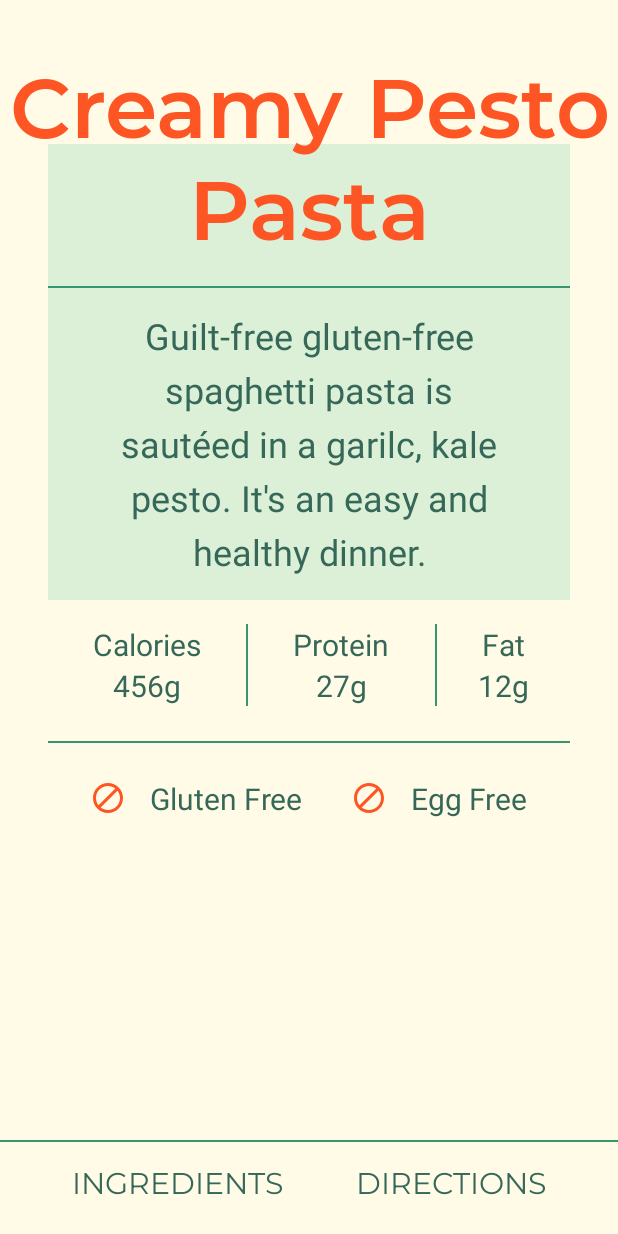
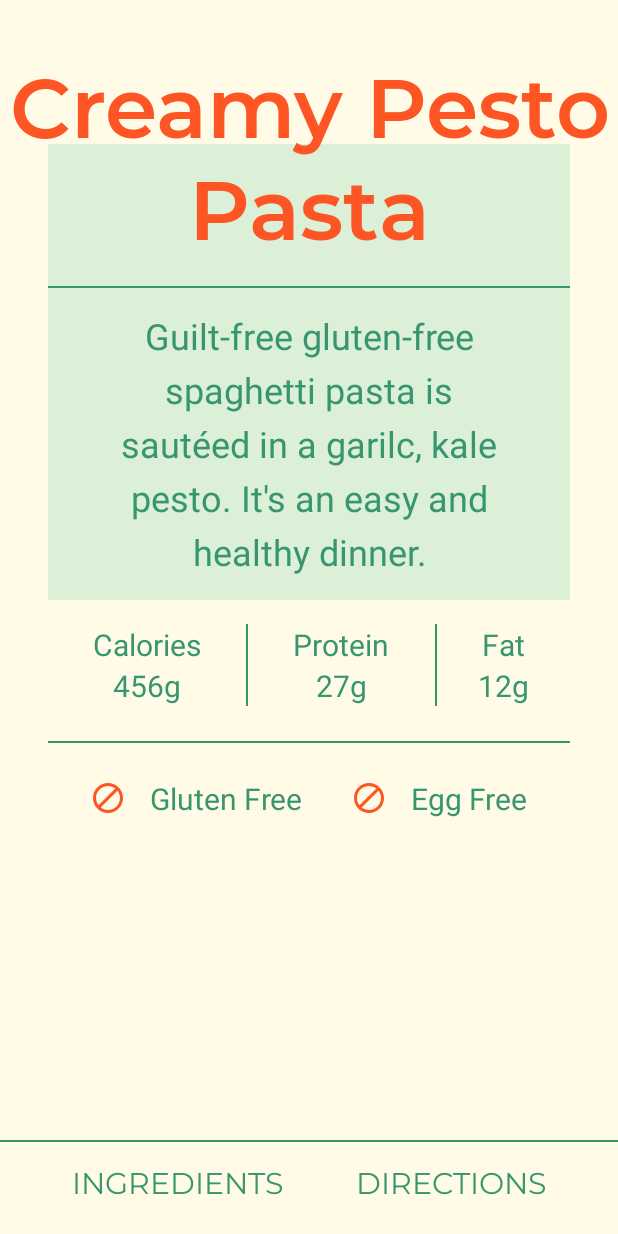
Before and after one commit to otormaigh/basil-android, an Android app: the screen it shows after launch (RecipeMainActivity), on a phone screen of 412 x 824 dp. Run offline under Robolectric (Android 15) with nearby library versions, the phone set to English and light mode, and no system bars; Roboto replaces fonts that are not available here.

Commit message:
convert project to use androidx packages

```diff
--- a/app/build.gradle
+++ b/app/build.gradle
@@ -11,7 +11,7 @@ android {
     }
   }
 
-  compileSdkVersion 27
+  compileSdkVersion 'android-P'
   defaultConfig {
     applicationId "ie.pennylabs.x.basil"
     minSdkVersion 21
@@ -67,8 +67,7 @@ spoon {
 
 dependencies {
   implementation "org.jetbrains.kotlin:kotlin-stdlib-jdk7:$Deps.kotlin"
-  implementation "com.android.support:appcompat-v7:$Deps.support"
-  implementation "com.android.support:design:$Deps.support"
+  implementation 'com.google.android.material:material:1.0.0-alpha1'
   implementation 'com.android.support.constraint:constraint-layout:1.1.0'
 
   testImplementation 'junit:junit:4.12'
--- a/app/src/main/java/ie/pennylabs/x/basil/feature/recipe/RecipeMainActivity.kt
+++ b/app/src/main/java/ie/pennylabs/x/basil/feature/recipe/RecipeMainActivity.kt
@@ -1,8 +1,9 @@
 package ie.pennylabs.x.basil.feature.recipe
 
+import android.app.Activity
 import android.os.Bundle
-import android.support.design.widget.BottomSheetBehavior
-import android.support.v7.app.AppCompatActivity
+import androidx.appcompat.app.AppCompatActivity
+import com.google.android.material.bottomsheet.BottomSheetBehavior
 import ie.pennylabs.x.basil.R
 import kotlinx.android.synthetic.main.activity_recipe_main.*
 
--- a/app/src/main/res/layout/activity_recipe_main.xml
+++ b/app/src/main/res/layout/activity_recipe_main.xml
@@ -1,5 +1,5 @@
 <?xml version="1.0" encoding="utf-8"?>
-<android.support.design.widget.CoordinatorLayout xmlns:android="http://schemas.android.com/apk/res/android"
+<androidx.coordinatorlayout.widget.CoordinatorLayout xmlns:android="http://schemas.android.com/apk/res/android"
   xmlns:app="http://schemas.android.com/apk/res-auto"
   android:id="@+id/coordinatorRoot"
   android:layout_width="match_parent"
@@ -41,7 +41,7 @@
       android:text="Creamy Pesto Pasta"
       android:textAlignment="center"
       android:textAppearance="@style/TextAppearance.AppCompat.Display3"
-      android:textColor="@color/secondary_800"
+      android:textColor="@color/secondary_500"
       app:layout_constraintEnd_toEndOf="parent"
       app:layout_constraintStart_toStartOf="parent"
       app:layout_constraintTop_toTopOf="parent" />
@@ -199,5 +199,5 @@
     android:layout_height="match_parent"
     android:background="@color/bg_recipe_detail"
     app:behavior_peekHeight="@dimen/vertical_margin_quad"
-    app:layout_behavior="android.support.design.widget.BottomSheetBehavior" />
-</android.support.design.widget.CoordinatorLayout>
+    app:layout_behavior="com.google.android.material.bottomsheet.BottomSheetBehavior" />
+</androidx.coordinatorlayout.widget.CoordinatorLayout>
--- a/app/src/main/res/values/colors.xml
+++ b/app/src/main/res/values/colors.xml
@@ -1,13 +1,12 @@
 <?xml version="1.0" encoding="utf-8"?>
 <resources>
-  <color name="colorPrimary">@color/primary_800</color>
-  <color name="colorPrimaryDark">#CCC8B4</color>
-  <color name="colorAccent">#FFFBE6</color>
-
   <color name="primary_800">#356859</color>
   <color name="primary_500">#37966F</color>
   <color name="primary_100">#B9E4C9</color>
-  <color name="secondary_800">#FD5523</color>
+  <color name="secondary_800">#C21900</color>
+  <color name="secondary_500">#FD5523</color>
+  <color name="secondary_100">#FF8851</color>
+  <color name="colorAccent">#FFFBE6</color>
 
   <color name="bg_recipe_detail">#F2FFFBE6</color>
 </resources>
--- a/app/src/main/res/values/styles.xml
+++ b/app/src/main/res/values/styles.xml
@@ -1,14 +1,18 @@
-<resources xmlns:tools="http://schemas.android.com/tools">
+<resources>
 
-  <style name="AppTheme" parent="Theme.AppCompat.Light.NoActionBar">
-    <item name="colorPrimary">@color/colorPrimary</item>
-    <item name="colorPrimaryDark">@color/colorPrimaryDark</item>
+  <style name="AppTheme" parent="Theme.MaterialComponents.NoActionBar">
+    <item name="colorPrimary">@color/primary_500</item>
+    <item name="colorPrimaryLight">@color/primary_100</item>
+    <item name="colorPrimaryDark">@color/primary_800</item>
+    <item name="colorSecondary">@color/secondary_800</item>
+    <item name="colorSecondaryLight">@color/secondary_100</item>
+    <item name="colorSecondaryDark">@color/secondary_800</item>
     <item name="colorAccent">@color/colorAccent</item>
+
     <item name="android:fontFamily">@font/montserrat</item>
-    <item name="android:textColor">@color/colorPrimary</item>
+    <item name="android:textColor">@color/primary_500</item>
 
     <item name="android:windowBackground">@color/colorAccent</item>
-    <item name="android:windowLightStatusBar" tools:targetApi="23">true</item>
   </style>
 
 </resources>
--- a/buildSrc/src/main/java/Deps.kt
+++ b/buildSrc/src/main/java/Deps.kt
@@ -3,7 +3,7 @@ object Deps {
   const val kotlin = "1.2.41"
 
   // com.android.support
-  const val support = "27.1.1"
+  const val support = "28.0.0-alpha1"
 
   // com.android.support.test
   const val support_test = "1.0.2"
```
Also changed, not shown: app/src/main/java/ie/pennylabs/x/basil/MainActivity.kt (deleted, +0 -12 lines), app/src/main/res/layout/activity_main.xml (deleted, +0 -18 lines).
